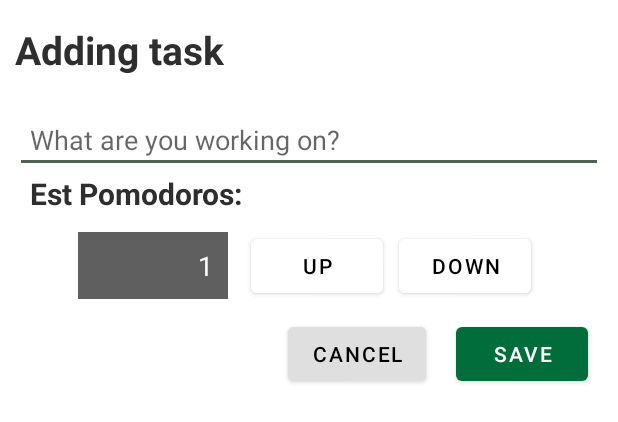
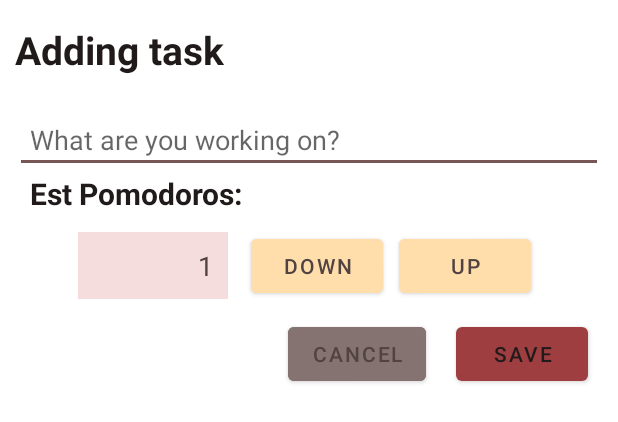
Before and after one commit to Lamlance/HCMUS_CSC13009_20KTPM2_Group02_ScheduleProject, an Android app: the layout add_task_dialog.xml on its own in the app's theme, with its tools: preview values and no code run, on a phone screen of 412 x 824 dp. Shown: the top 422 px of the screen. Run offline under Robolectric (Android 15) with nearby library versions, the phone set to English and light mode, and no system bars.

Commit message:
update UIs
Signed-off-by: pnkhang20 <pnkhang20@clc.fitus.edu.vn>

```diff
--- a/app/src/main/res/drawable/selector_date_daily_btn.xml
+++ b/app/src/main/res/drawable/selector_date_daily_btn.xml
@@ -1,5 +1,5 @@
 <?xml version="1.0" encoding="utf-8"?>
 <selector xmlns:android="http://schemas.android.com/apk/res/android">
-  <item android:state_checked="false" android:drawable="@color/work_color"/>
+  <item android:state_checked="false" android:drawable="@color/selected_white"/>
   <item android:state_checked="true" android:drawable="@color/short_break_color"/>
 </selector>
--- a/app/src/main/res/layout/add_task_dialog.xml
+++ b/app/src/main/res/layout/add_task_dialog.xml
@@ -31,7 +31,7 @@
       style="@style/TEXT"
       android:layout_width="match_parent"
       android:layout_height="wrap_content"
-      android:text="Est Pomodoros:"
+      android:text="@string/est_pomodoro"
       android:paddingLeft="10dp"
       android:paddingBottom="5dp"
       android:textStyle="bold"
@@ -50,22 +50,12 @@
         android:layout_width="100dp"
         android:layout_height="wrap_content"
         android:inputType="number"
-        android:background="#5F5F5F"
         android:text="1"
+        android:background="?attr/colorSurfaceVariant"
+        android:textColor="?attr/colorOnSurfaceVariant"
         android:textAlignment="viewEnd"
         android:padding="10dp"
         android:layout_marginRight="10dp"/>
-
-      <Button
-        android:id="@+id/btnUp"
-        style="@style/BUTTON"
-        android:text="Up"
-        android:layout_width="wrap_content"
-        android:layout_height="wrap_content"
-        android:backgroundTint="#FFFFFF"
-        android:textColor="#000000"
-        android:layout_margin="5dp"
-        />
 
       <Button
         android:id="@+id/btnDown"
@@ -73,10 +63,18 @@
         android:text="Down"
         android:layout_width="wrap_content"
         android:layout_height="wrap_content"
-        android:backgroundTint="#FFFFFF"
-        android:textColor="#000000"
-        android:layout_margin="5dp"
-        />
+        android:backgroundTint="?attr/colorTertiaryContainer"
+        android:textColor="?attr/colorOnSurfaceVariant"
+        android:layout_margin="5dp" />
+      <Button
+          android:id="@+id/btnUp"
+          style="@style/BUTTON"
+          android:text="Up"
+          android:layout_width="wrap_content"
+          android:layout_height="wrap_content"
+          android:backgroundTint="?attr/colorTertiaryContainer"
+          android:textColor="?attr/colorOnSurfaceVariant"
+          android:layout_margin="5dp" />
     </LinearLayout>
   </LinearLayout>
 
@@ -93,8 +91,8 @@
       android:text="Cancel"
       android:layout_width="wrap_content"
       android:layout_height="wrap_content"
-      android:backgroundTint="#DFDFDF"
-      android:textColor="#000000"
+      android:backgroundTint="?attr/colorOutline"
+      android:textColor="?attr/colorOnSurfaceVariant"
       android:layout_marginRight="10dp"
       />
     <Button
--- a/app/src/main/res/values-night/themes.xml
+++ b/app/src/main/res/values-night/themes.xml
@@ -2,57 +2,73 @@
   <!-- Base application theme. -->
   <style name="Theme.ScheduleProject" parent="Theme.MaterialComponents.DayNight.DarkActionBar">
     <!-- Primary brand color. -->
-    <item name="colorPrimary">#006d3b</item>
-    <item name="colorPrimaryVariant">#006d3b</item>
+    <item name="colorPrimary">#9f3e41</item>
     <item name="colorOnPrimary">#ffffff</item>
+    <item name="colorPrimaryContainer">#ffdad8</item>
+    <item name="colorOnPrimaryContainer">#410007</item>
     <!-- Secondary brand color. -->
-    <item name="colorSecondary">#4f6353</item>
-    <item name="colorSecondaryVariant">#4f6353</item>
-    <item name="colorOnSecondary">#ffffff</item>
+    <item name="colorSecondary">#e6bdbb</item>
+    <item name="colorOnSecondary">#442929</item>
+    <item name="colorSecondaryContainer">#5d3f3e</item>
+    <item name="colorOnSecondaryContainer">#ffdad8</item>
+    <!--    Tertiary brand color -->
+    <item name="colorTertiary">#e4c18d</item>
+    <item name="colorOnTertiary">#412d05</item>
+    <item name="colorTertiaryContainer">#5a4319</item>
+    <item name="colorOnTertiaryContainer">#ffdeac</item>
+    <!--    Error brand color -->
+    <item name="colorError">#ffb4ab</item>
+    <item name="colorOnError">#690005</item>
+    <item name="colorErrorContainer">#93000a</item>
+    <item name="colorOnErrorContainer">#ffdad6</item>
+    <!--    Background brand color -->
+    <item name="backgroundColor">#201a1a</item>
+    <item name="colorOnBackground">#ede0df</item>
+    <item name="colorSurface">#201a1a</item>
+    <item name="colorOnSurface">#ede0df</item>
+    <!--    Outline brand color -->
+    <item name="colorOutline">#a08c8b</item>
+    <item name="colorSurfaceVariant">#524342</item>
+    <item name="colorOnSurfaceVariant">#d7c1c0</item>
     <!-- Status bar color. -->
-    <item name="android:statusBarColor">?attr/colorPrimaryVariant</item>
-
+    <item name="android:statusBarColor">@color/black</item>
     <item name="windowActionBar">false</item>
     <item name="windowNoTitle">true</item>
     <!-- Customize your theme here. -->
   </style>
 
-  <!-- Night mode -->
-  <!-- Screen background if dark mode is on-->
+  <!-- Light mode -->
+  <!-- Screen background if dark light is on-->
   <style name="TIMER_SCREEN">
-    <item name="android:background">#0f0f0f</item>
-    <item name="backgroundTint">#0f0f0f</item>
+    <item name="android:background">?attr/backgroundColor</item>
+  </style>
+
+  <style name="REPORT_SCREEN">
+    <item name="android:background">?attr/backgroundColor</item>
   </style>
 
   <style name="CALENDAR_SCREEN">
-    <item name="android:background">#0f0f0f</item>
-    <item name="backgroundTint">#0f0f0f</item>
+    <item name="android:background">?attr/backgroundColor</item>
   </style>
 
-  <style name="REPORT_SCREEN">
-    <item name="android:background">#0f0f0f</item>
-    <item name="backgroundTint">#0f0f0f</item>
-  </style>
-
-  <!-- Text color if dark mode is on-->
+  <!-- Text background if light mode is on-->
   <style name="TEXT">
-    <item name="android:textColor">#AAAAAA</item>
-  </style>
-
-  <!-- Button background and text color if dark mode is on-->
-  <style name="BUTTON">
-    <item name="android:backgroundTint">#2E2E2E</item>
-    <item name="android:textColor">#E6E6E6</item>
+    <item name="android:textColor">?attr/colorOnBackground</item>
   </style>
 
   <!-- Image button background if dark mode is on-->
   <style name="IMAGE_BUTTON">
-    <item name="android:backgroundTint">#2E2E2E</item>
-    <item name="backgroundColor">#2E2E2E</item>
+    <item name="android:backgroundTint">?attr/colorOnBackground</item>
+    <item name="android:tint">?attr/colorOnBackground</item>
   </style>
 
-  <!-- Navigation header background if dark mode is on-->
-  <style name="NAV">
-    <item name="android:background">#0f0f0f</item>
+  <!-- Button background if light mode is on-->
+  <style name="BUTTON">
+    <item name="android:textColor">?attr/colorOnBackground</item>
+  </style>
+
+  <style name="NAV_BUTTON">
+    <item name="android:background">?attr/colorPrimary</item>
+    <item name="backgroundTint">?attr/colorPrimary</item>
   </style>
 </resources>
--- a/app/src/main/res/values/colors.xml
+++ b/app/src/main/res/values/colors.xml
@@ -62,7 +62,7 @@
   <color name="short_break_color_theme2">#BFAECA</color>
   <color name="long_break_color_theme2">#CABFAE</color>
   <color name="image_btn_background_theme2">#4C6C8F</color>
-
+s
   <color name="work_color_theme3">#FFAAC4</color>
   <color name="short_break_color_theme3">#C4FFAA</color>
   <color name="long_break_color_theme3">#AAC4FF</color>
--- a/app/src/main/res/values/strings.xml
+++ b/app/src/main/res/values/strings.xml
@@ -15,4 +15,5 @@
   <string name="timer">TIMER</string>
   <string name="time_minutes">Time (minutes)</string>
   <string name="date_format">DD/MM/YYYY</string>
+    <string name="est_pomodoro">Est Pomodoros:</string>
 </resources>
--- a/app/src/main/res/values/themes.xml
+++ b/app/src/main/res/values/themes.xml
@@ -2,15 +2,36 @@
   <!-- Base application theme. -->
   <style name="Theme.ScheduleProject" parent="Theme.MaterialComponents.DayNight.DarkActionBar">
     <!-- Primary brand color. -->
-    <item name="colorPrimary">#006d3b</item>
-    <item name="colorPrimaryVariant">#006d3b</item>
+    <item name="colorPrimary">#9f3e41</item>
     <item name="colorOnPrimary">#ffffff</item>
+    <item name="colorPrimaryContainer">#ffdad8</item>
+    <item name="colorOnPrimaryContainer">#410007</item>
     <!-- Secondary brand color. -->
-    <item name="colorSecondary">#4f6353</item>
-    <item name="colorSecondaryVariant">#4f6353</item>
+    <item name="colorSecondary">#775655</item>
     <item name="colorOnSecondary">#ffffff</item>
+    <item name="colorSecondaryContainer">#ffdad8</item>
+    <item name="colorOnSecondaryContainer">#2c1515</item>
+    <!--    Tertiary brand color -->
+    <item name="colorTertiary">#745a2f</item>
+    <item name="colorOnTertiary">#ffffff</item>
+    <item name="colorTertiaryContainer">#ffdeac</item>
+    <item name="colorOnTertiaryContainer">#281900</item>
+    <!--    Error brand color -->
+    <item name="colorError">#ba1a1a</item>
+    <item name="colorOnError">#ffffff</item>
+    <item name="colorErrorContainer">#ffdad6</item>
+    <item name="colorOnErrorContainer">#410002</item>
+    <!--    Background brand color -->
+    <item name="backgroundColor">#fffbff</item>
+    <item name="colorOnBackground">#201a1a</item>
+    <item name="colorSurface">#fffbff</item>
+    <item name="colorOnSurface">#201a1a</item>
+    <!--    Outline brand color -->
+    <item name="colorOutline">#857372</item>
+    <item name="colorSurfaceVariant">#f4dddc</item>
+    <item name="colorOnSurfaceVariant">#524342</item>
     <!-- Status bar color. -->
-    <item name="android:statusBarColor">?attr/colorPrimaryVariant</item>
+    <item name="android:statusBarColor">@color/black</item>
     <item name="windowActionBar">false</item>
     <item name="windowNoTitle">true</item>
     <!-- Customize your theme here. -->
@@ -23,31 +44,31 @@
   </style>
 
   <style name="REPORT_SCREEN">
-    <item name="android:background">#FFFFFF</item>
+    <item name="android:background">?attr/backgroundColor</item>
   </style>
 
   <style name="CALENDAR_SCREEN">
-    <item name="android:background">#FFFFFF</item>
+    <item name="android:background">?attr/backgroundColor</item>
   </style>
 
   <!-- Text background if light mode is on-->
   <style name="TEXT">
-    <item name="android:textColor">#2E2E2E</item>
+    <item name="android:textColor">?attr/colorOnBackground</item>
   </style>
 
   <!-- Image button background if dark mode is on-->
   <style name="IMAGE_BUTTON">
-    <item name="android:backgroundTint">#E6E6E6</item>
+    <item name="android:backgroundTint">?attr/colorOnBackground</item>
     <item name="android:tint">#2E2E2E</item>
   </style>
 
   <!-- Button background if light mode is on-->
   <style name="BUTTON">
-    <item name="android:textColor">#FFF</item>
+    <item name="android:textColor">?attr/colorOnBackground</item>
   </style>
 
   <style name="NAV_BUTTON">
-    <item name="android:background">#AA4646</item>
-    <item name="backgroundTint">#AA4646</item>
+    <item name="android:background">?attr/colorPrimary</item>
+    <item name="backgroundTint">?attr/colorPrimary</item>
   </style>
 </resources>
```
Also changed, not shown: app/src/main/res/layout/dialog_reminder_add.xml (+10 -3 lines), app/src/main/res/layout/fragment_timer_setting.xml (+25 -14 lines).
